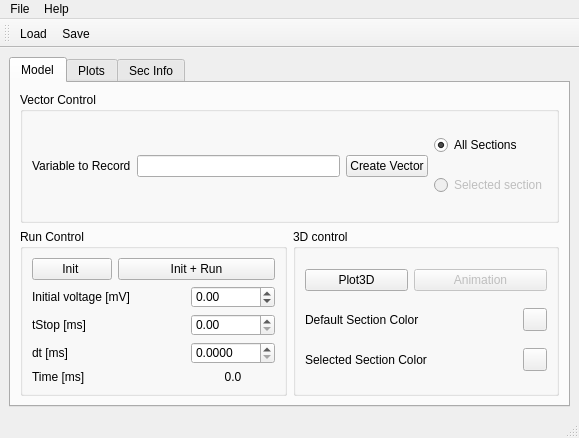
Above: src/neuronvisio/ui/neuronvisio.ui from mattions/neuronvisio before the change. Below: the same form after it.
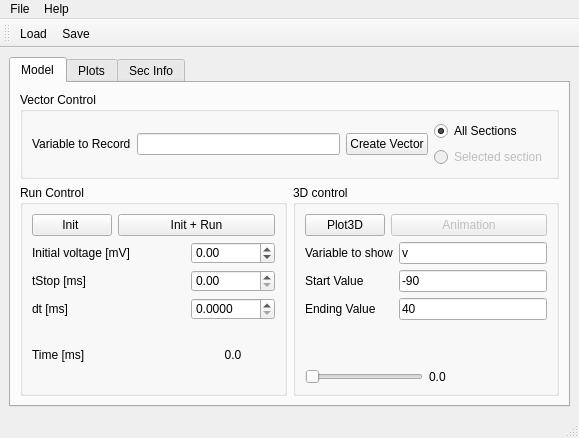
That is the form after the change. Icons and pictures are not drawn. Custom widgets are drawn as their Qt base class.

Commit message: Moved the animation control in the mainwindow, to be more compact. The colors are now completely delegated to mayavi infrastructured.

The edit to the form file:
```diff
--- a/src/neuronvisio/ui/neuronvisio.ui
+++ b/src/neuronvisio/ui/neuronvisio.ui
@@ -218,25 +218,98 @@
                </property>
               </widget>
              </item>
-             <item row="1" column="0" colspan="2">
-              <widget class="QLabel" name="label_4">
-               <property name="text">
-                <string>Default Section Color</string>
+             <item row="1" column="0" colspan="3">
+              <layout class="QVBoxLayout" name="verticalLayout_4">
+               <property name="spacing">
+                <number>6</number>
                </property>
-              </widget>
-             </item>
-             <item row="1" column="2">
-              <widget class="ColorButton" name="def_col_btn"/>
-             </item>
-             <item row="2" column="0" colspan="2">
-              <widget class="QLabel" name="label_3">
-               <property name="text">
-                <string>Selected Section Color</string>
-               </property>
-              </widget>
-             </item>
-             <item row="2" column="2">
-              <widget class="ColorButton" name="sel_col_btn"/>
+               <item>
+                <layout class="QFormLayout" name="formLayout">
+                 <item row="1" column="0">
+                  <widget class="QLabel" name="label_8">
+                   <property name="text">
+                    <string>Start Value</string>
+                   </property>
+                  </widget>
+                 </item>
+                 <item row="1" column="1">
+                  <widget class="QLineEdit" name="startValue">
+                   <property name="text">
+                    <string>-90</string>
+                   </property>
+                  </widget>
+                 </item>
+                 <item row="2" column="0">
+                  <widget class="QLabel" name="label_9">
+                   <property name="text">
+                    <string>Ending Value</string>
+                   </property>
+                  </widget>
+                 </item>
+                 <item row="2" column="1">
+                  <widget class="QLineEdit" name="endValue">
+                   <property name="text">
+                    <string>40</string>
+                   </property>
+                  </widget>
+                 </item>
+                 <item row="0" column="0">
+                  <widget class="QLabel" name="variableToShowLabel">
+                   <property name="text">
+                    <string>Variable to show</string>
+                   </property>
+                  </widget>
+                 </item>
+                 <item row="0" column="1">
+                  <widget class="QLineEdit" name="varToShow">
+                   <property name="text">
+                    <string>v</string>
+                   </property>
+                  </widget>
+                 </item>
+                </layout>
+               </item>
+               <item>
+                <spacer name="verticalSpacer">
+                 <property name="orientation">
+                  <enum>Qt::Vertical</enum>
+                 </property>
+                 <property name="sizeHint" stdset="0">
+                  <size>
+                   <width>20</width>
+                   <height>18</height>
+                  </size>
+                 </property>
+                </spacer>
+               </item>
+               <item>
+                <layout class="QHBoxLayout" name="horizontalLayout_4">
+                 <item>
+                  <widget class="QSlider" name="timelineSlider">
+                   <property name="enabled">
+                    <bool>false</bool>
+                   </property>
+                   <property name="orientation">
+                    <enum>Qt::Horizontal</enum>
+                   </property>
+                  </widget>
+                 </item>
+                 <item>
+                  <widget class="QLabel" name="animationTime">
+                   <property name="sizePolicy">
+                    <sizepolicy hsizetype="MinimumExpanding" vsizetype="Preferred">
+                     <horstretch>0</horstretch>
+                     <verstretch>0</verstretch>
+                    </sizepolicy>
+                   </property>
+                   <property name="text">
+                    <string>0.0</string>
+                   </property>
+                  </widget>
+                 </item>
+                </layout>
+               </item>
+              </layout>
              </item>
             </layout>
            </widget>
@@ -430,13 +503,6 @@
    </property>
   </action>
  </widget>
- <customwidgets>
-  <customwidget>
-   <class>ColorButton</class>
-   <extends>QToolButton</extends>
-   <header>colorbutton</header>
-  </customwidget>
- </customwidgets>
  <resources>
   <include location="icons/res.qrc"/>
  </resources>
```
Left out of the diff: 10 changed lines with no effect on the pictures. The commit also changes 3 other files.
